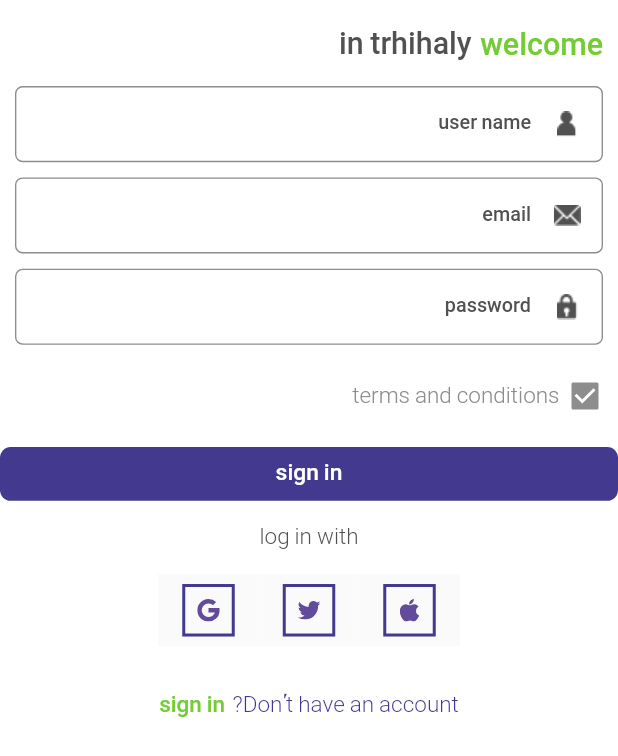
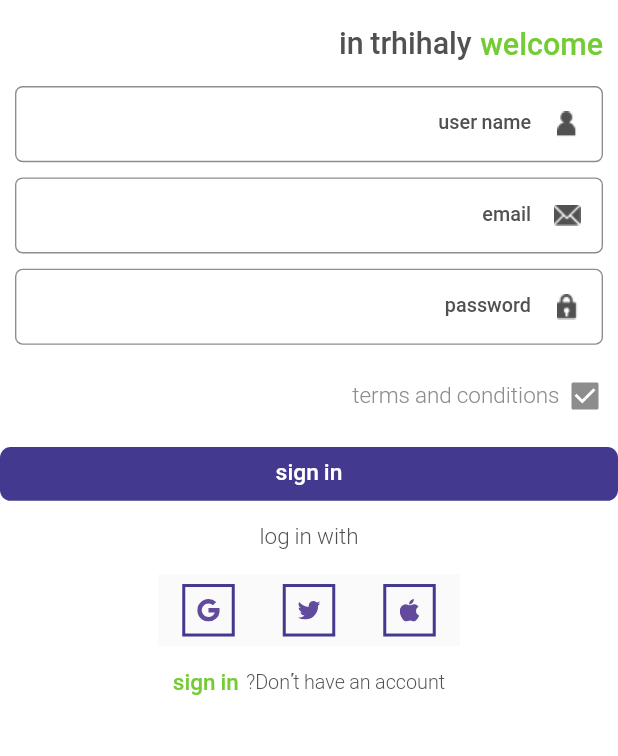
Before and after one commit to MahmedRahman/Tirhaly, a Flutter app: the SignUpView screen opened directly, on a phone screen of 412 x 824 dp. Shown: the top 756 px of the screen. Run offline on Flutter 3.47's test engine with Material 2 defaults, Android fonts, the phone set to English and light mode, and no system bars; our stand-ins replace flutter_screenutil, flutter_svg, get, page_transition, rive; statements that could not run were skipped.

Commit message:
change text style and parent widget

```diff
--- a/lib/features/auth/presentation/widgets/my_two_text_button.dart
+++ b/lib/features/auth/presentation/widgets/my_two_text_button.dart
@@ -1,5 +1,6 @@
-
 import 'package:flutter/material.dart';
+import 'package:flutter_screenutil/flutter_screenutil.dart';
+import 'package:get/get.dart';
 import 'package:thrhaly/core/const.dart';
 
 MyTwoTextButton({
@@ -7,18 +8,17 @@ MyTwoTextButton({
   required String firstText,
   required String scandText,
 }) {
-  return MaterialButton(
-    onPressed: onPressed,
+  return InkWell(
+    onTap: onPressed,
     child: Row(
       mainAxisAlignment: MainAxisAlignment.center,
       children: [
         Text(
           firstText,
-          style: TextStyle(
-            fontSize: 15,
-            fontWeight: FontWeight.w300,
-            color: Color(AppConst.KColorBlue),
-          ),
+          style: Theme.of(Get.context!).textTheme.headlineSmall!.copyWith(
+              color: Color(AppConst.KColorBlack),
+              fontSize: 13.sp,
+              fontWeight: FontWeight.w300),
         ),
         SizedBox(
           width: 5,
```
